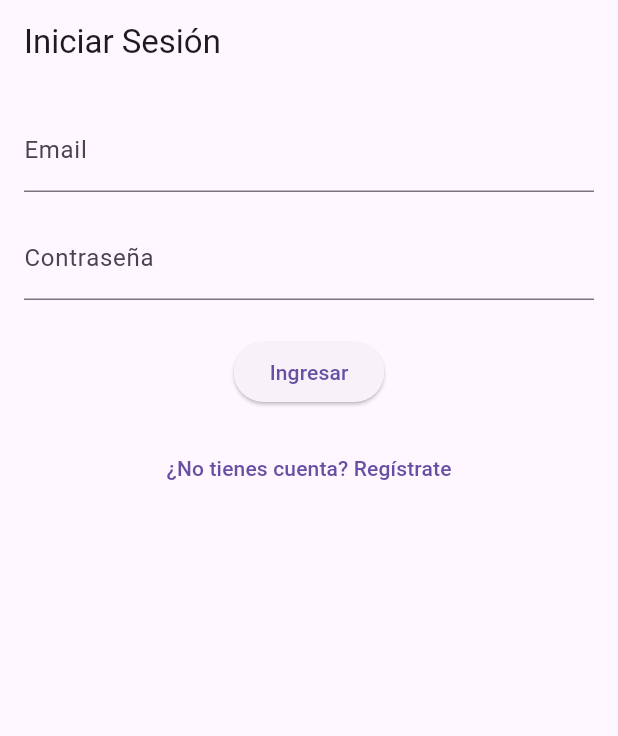
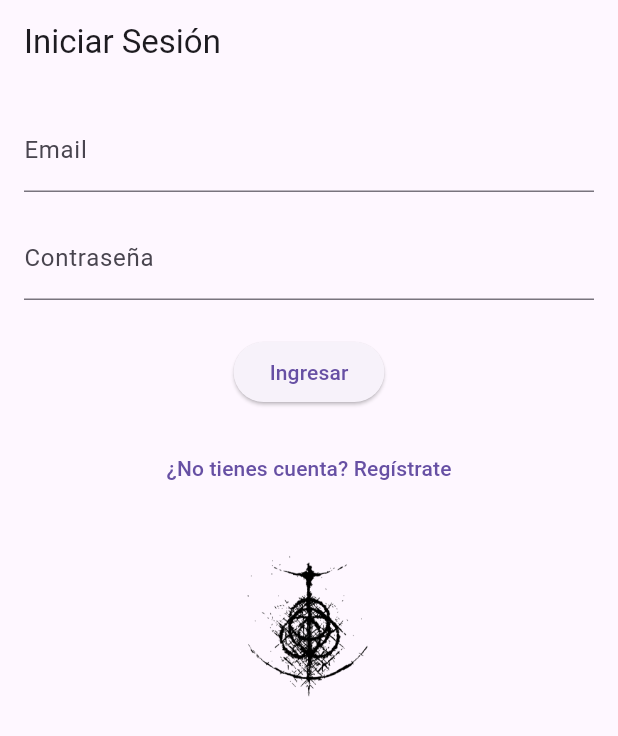
Before and after one commit to leenss6/examen-computacion-movil, a Flutter app: the screen it shows after launch, on a phone screen of 412 x 824 dp. Shown: the top 736 px of the screen. Run offline on Flutter 3.47's test engine with Material 3 defaults, Android fonts, the phone set to English and light mode, and no system bars; accounts and stored records are empty.

Commit message:
se agrega  logo.

```diff
--- a/td3/lib/screens/login_screen.dart
+++ b/td3/lib/screens/login_screen.dart
@@ -49,6 +49,7 @@ class _LoginScreenState extends State<LoginScreen> {
       child: Form(
         key: _formKey,
         child: Column(
+          mainAxisAlignment: MainAxisAlignment.start,
           children: [
             // Campo de Email
             TextFormField(
@@ -80,10 +81,21 @@ class _LoginScreenState extends State<LoginScreen> {
               onPressed: _navigateToRegister,
               child: Text('¿No tienes cuenta? Regístrate'),
             ),
+
+            SizedBox(height: 32),
+
+            // Logo
+            Center(
+              child: Image.asset(
+                'lib/assets/ER.png',
+                height: 100,
+              ),
+            ),
           ],
         ),
       ),
     ),
   );
 }
+
 }
--- a/td3/pubspec.yaml
+++ b/td3/pubspec.yaml
@@ -60,9 +60,12 @@ flutter:
   uses-material-design: true
 
   # To add assets to your application, add an assets section, like this:
-  # assets:
+  assets:
+    - lib/assets/ER.png
+
   #   - images/a_dot_burr.jpeg
   #   - images/a_dot_ham.jpeg
+
 
   # An image asset can refer to one or more resolution-specific "variants", see
   # https://flutter.dev/to/resolution-aware-images
```
Also changed, not shown: td3/lib/assets/ER.png (added), 1 other file. Lines whose indentation alone changed are shown as unchanged.
